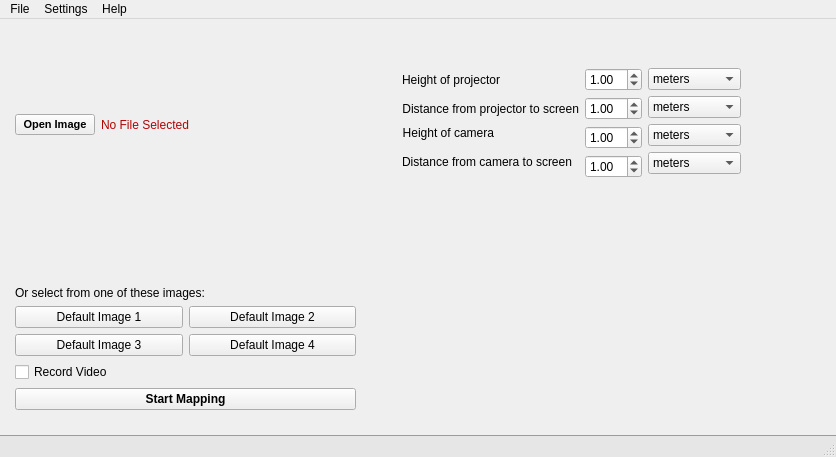
imlasky/LightMap, file mainwindow.ui: the form before one commit.
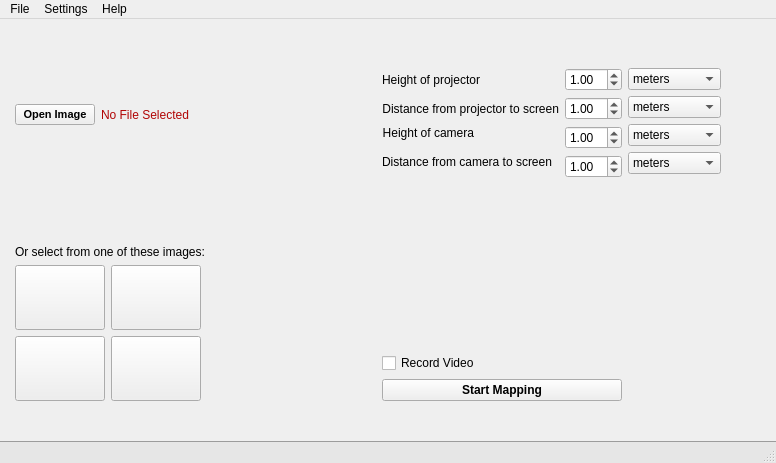
The form after the commit. Icons and pictures are not drawn.

Commit message:
Default Images Added
-Opens preferences window (no functionality though, but I decided it wasn't important since we already have default images and hard-coded hardware measurements to 1.00m)
-Windows can no longer be resized
-Updated product backlog to fully reflect my work
-Still need to make testing documentation
-Afterwards, I will be available to help out with other parts of this project
-Going to try to figure out how to make a folder on GitHub

The edit to the form file:
```diff
--- a/mainwindow.ui
+++ b/mainwindow.ui
@@ -6,8 +6,8 @@
    <rect>
     <x>0</x>
     <y>0</y>
-    <width>821</width>
-    <height>457</height>
+    <width>763</width>
+    <height>463</height>
    </rect>
   </property>
   <property name="windowTitle">
@@ -25,21 +25,8 @@
      <number>15</number>
     </property>
     <property name="bottomMargin">
-     <number>25</number>
+     <number>20</number>
     </property>
-    <item row="1" column="0">
-     <spacer name="horizontal_spacer_light_map">
-      <property name="orientation">
-       <enum>Qt::Horizontal</enum>
-      </property>
-      <property name="sizeHint" stdset="0">
-       <size>
-        <width>40</width>
-        <height>20</height>
-       </size>
-      </property>
-     </spacer>
-    </item>
     <item row="0" column="0">
      <layout class="QVBoxLayout" name="vertical_layout_top" stretch="0">
       <property name="spacing">
@@ -57,7 +44,7 @@
          <string/>
         </property>
         <property name="pixmap">
-         <pixmap>Images/LIGHTMAP.PNG</pixmap>
+         <pixmap>Images/LightMap.png</pixmap>
         </property>
         <property name="alignment">
          <set>Qt::AlignHCenter|Qt::AlignTop</set>
@@ -66,6 +53,19 @@
       </item>
      </layout>
     </item>
+    <item row="1" column="0">
+     <spacer name="horizontal_spacer_light_map">
+      <property name="orientation">
+       <enum>Qt::Horizontal</enum>
+      </property>
+      <property name="sizeHint" stdset="0">
+       <size>
+        <width>40</width>
+        <height>20</height>
+       </size>
+      </property>
+     </spacer>
+    </item>
     <item row="2" column="0">
      <layout class="QHBoxLayout" name="horizontal_layout_main_middle">
       <property name="sizeConstraint">
@@ -77,12 +77,18 @@
          <enum>QLayout::SetDefaultConstraint</enum>
         </property>
         <item>
-         <layout class="QHBoxLayout" name="horizontal_layout_left_top">
+         <layout class="QHBoxLayout" name="horizontal_layout_image">
           <property name="sizeConstraint">
            <enum>QLayout::SetDefaultConstraint</enum>
           </property>
           <item>
            <widget class="QPushButton" name="button_open_image">
+            <property name="sizePolicy">
+             <sizepolicy hsizetype="Fixed" vsizetype="Fixed">
+              <horstretch>0</horstretch>
+              <verstretch>0</verstretch>
+             </sizepolicy>
+            </property>
             <property name="font">
              <font>
               <family>MS Shell Dlg 2</family>
@@ -205,92 +211,232 @@
          </widget>
         </item>
         <item>
-         <layout class="QGridLayout" name="gridLayout_2">
+         <layout class="QGridLayout" name="grid_layout_default_images">
           <item row="3" column="0">
            <widget class="QPushButton" name="button_default_image3">
+            <property name="minimumSize">
+             <size>
+              <width>85</width>
+              <height>65</height>
+             </size>
+            </property>
+            <property name="maximumSize">
+             <size>
+              <width>90</width>
+              <height>65</height>
+             </size>
+            </property>
             <property name="statusTip">
              <string/>
             </property>
+            <property name="styleSheet">
+             <string notr="true">QPushButton {
+	background-image: url(&quot;Images/Smiley.jpg&quot;);
+}
+
+QPushButton:checked {
+	border-width: 3px;
+	border-style: solid;
+	border-color: #2E89F7;
+}</string>
+            </property>
             <property name="text">
-             <string>Default Image 3</string>
+             <string/>
+            </property>
+            <property name="checkable">
+             <bool>true</bool>
+            </property>
+            <property name="autoExclusive">
+             <bool>true</bool>
             </property>
            </widget>
           </item>
           <item row="3" column="1">
            <widget class="QPushButton" name="button_default_image4">
+            <property name="sizePolicy">
+             <sizepolicy hsizetype="Minimum" vsizetype="Fixed">
+              <horstretch>0</horstretch>
+              <verstretch>0</verstretch>
+             </sizepolicy>
+            </property>
+            <property name="minimumSize">
+             <size>
+              <width>85</width>
+              <height>65</height>
+             </size>
+            </property>
+            <property name="maximumSize">
+             <size>
+              <width>90</width>
+              <height>65</height>
+             </size>
+            </property>
             <property name="statusTip">
              <string/>
             </property>
+            <property name="styleSheet">
+             <string notr="true">QPushButton {
+	background-image: url(&quot;Images/Hollander.jpg&quot;);
+}
+
+QPushButton:checked {
+	border-width: 3px;
+	border-style: solid;
+	border-color: #2E89F7;
+}</string>
+            </property>
             <property name="text">
-             <string>Default Image 4</string>
+             <string/>
+            </property>
+            <property name="checkable">
+             <bool>true</bool>
+            </property>
+            <property name="autoExclusive">
+             <bool>true</bool>
             </property>
            </widget>
           </item>
           <item row="1" column="1">
            <widget class="QPushButton" name="button_default_image2">
+            <property name="minimumSize">
+             <size>
+              <width>90</width>
+              <height>65</height>
+             </size>
+            </property>
+            <property name="maximumSize">
+             <size>
+              <width>90</width>
+              <height>65</height>
+             </size>
+            </property>
             <property name="statusTip">
              <string/>
             </property>
+            <property name="styleSheet">
+             <string notr="true">QPushButton {
+	background-image: url(&quot;Images/Moon.jpg&quot;);
+}
+
+QPushButton:checked {
+	border-width: 3px;
+	border-style: solid;
+	border-color: #2E89F7;
+}</string>
+            </property>
             <property name="text">
-             <string>Default Image 2</string>
+             <string/>
+            </property>
+            <property name="checkable">
+             <bool>true</bool>
+            </property>
+            <property name="autoExclusive">
+             <bool>true</bool>
+            </property>
+            <property name="autoDefault">
+             <bool>false</bool>
+            </property>
+            <property name="default">
+             <bool>false</bool>
+            </property>
+            <property name="flat">
+             <bool>false</bool>
             </property>
            </widget>
           </item>
           <item row="1" column="0">
            <widget class="QPushButton" name="button_default_image1">
-            <property name="statusTip">
-             <string/>
+            <property name="sizePolicy">
+             <sizepolicy hsizetype="Maximum" vsizetype="Fixed">
+              <horstretch>0</horstretch>
+              <verstretch>0</verstretch>
+             </sizepolicy>
             </property>
-            <property name="text">
-             <string>Default Image 1</string>
+            <property name="minimumSize">
+             <size>
+              <width>90</width>
+              <height>65</height>
+             </size>
             </property>
-           </widget>
-          </item>
-         </layout>
-        </item>
-        <item>
-         <widget class="QCheckBox" name="check_box_record_video">
+            <property name="maximumSize">
+             <size>
+              <width>90</width>
+              <height>65</height>
+             </size>
+            </property>
           <property name="statusTip">
            <string/>
           </property>
+            <property name="styleSheet">
+             <string notr="true">QPushButton {
+	background-image: url(&quot;Images/Earth.jpg&quot;);
+}
+
+QPushButton:checked {
+	border-width: 3px;
+	border-style: solid;
+	border-color: #2E89F7;
+}</string>
+            </property>
           <property name="text">
-           <string>Record Video</string>
-          </property>
-         </widget>
-        </item>
-        <item>
-         <widget class="QPushButton" name="button_mapping">
-          <property name="font">
-           <font>
-            <weight>75</weight>
-            <bold>true</bold>
-           </font>
-          </property>
-          <property name="statusTip">
-           <string/>
-          </property>
-          <property name="text">
-           <string>Start Mapping</string>
-          </property>
-         </widget>
+             <string/>
+            </property>
+            <property name="checkable">
+             <bool>true</bool>
+            </property>
+            <property name="autoExclusive">
+             <bool>true</bool>
+            </property>
+            <property name="flat">
+             <bool>false</bool>
+            </property>
+           </widget>
+          </item>
+          <item row="1" column="2">
+           <spacer name="horizontal_spacer_top_grid">
+            <property name="orientation">
+             <enum>Qt::Horizontal</enum>
+            </property>
+            <property name="sizeHint" stdset="0">
+             <size>
+              <width>40</width>
+              <height>20</height>
+             </size>
+            </property>
+           </spacer>
+          </item>
+          <item row="3" column="2">
+           <spacer name="horizontal_spacer_bottom_grid">
+            <property name="orientation">
+             <enum>Qt::Horizontal</enum>
+            </property>
+            <property name="sizeHint" stdset="0">
+             <size>
+              <width>40</width>
+              <height>20</height>
+             </size>
+            </property>
+           </spacer>
         </item>
        </layout>
       </item>
       <item>
-       <spacer name="vertical_spacer_middle1">
+         <spacer name="horizontal_spacer_bottom_left">
         <property name="orientation">
-         <enum>Qt::Vertical</enum>
+           <enum>Qt::Horizontal</enum>
         </property>
         <property name="sizeHint" stdset="0">
          <size>
-          <width>20</width>
-          <height>40</height>
+            <width>40</width>
+            <height>20</height>
          </size>
         </property>
        </spacer>
       </item>
+       </layout>
+      </item>
       <item>
-       <spacer name="vertical_spacer_middle2">
+       <spacer name="vertical_spacer_middle_second">
         <property name="orientation">
          <enum>Qt::Vertical</enum>
         </property>
@@ -302,8 +448,17 @@
         </property>
        </spacer>
       </item>
+      <item>
+       <layout class="QVBoxLayout" name="verticalLayout_2">
+        <item>
+         <layout class="QHBoxLayout" name="horizontalLayout">
+          <item>
+           <layout class="QVBoxLayout" name="verticalLayout_3">
       <item>
        <layout class="QFormLayout" name="form_layout">
+              <property name="sizeConstraint">
+               <enum>QLayout::SetNoConstraint</enum>
+              </property>
         <item row="0" column="0">
          <widget class="QLabel" name="label_projector_height">
           <property name="statusTip">
@@ -393,9 +548,75 @@
        </layout>
       </item>
       <item>
+             <spacer name="horizontal_spacer_middle_right">
+              <property name="orientation">
+               <enum>Qt::Horizontal</enum>
+              </property>
+              <property name="sizeHint" stdset="0">
+               <size>
+                <width>40</width>
+                <height>20</height>
+               </size>
+              </property>
+             </spacer>
+            </item>
+            <item>
+             <widget class="QCheckBox" name="check_box_record_video">
+              <property name="statusTip">
+               <string/>
+              </property>
+              <property name="text">
+               <string>Record Video</string>
+              </property>
+             </widget>
+            </item>
+            <item>
+             <widget class="QPushButton" name="button_mapping">
+              <property name="sizePolicy">
+               <sizepolicy hsizetype="Minimum" vsizetype="Fixed">
+                <horstretch>0</horstretch>
+                <verstretch>0</verstretch>
+               </sizepolicy>
+              </property>
+              <property name="font">
+               <font>
+                <weight>75</weight>
+                <bold>true</bold>
+               </font>
+              </property>
+              <property name="statusTip">
+               <string/>
+              </property>
+              <property name="text">
+               <string>Start Mapping</string>
+              </property>
+             </widget>
+            </item>
+            <item>
+             <spacer name="horizontal_spacer_bottom_right">
+              <property name="orientation">
+               <enum>Qt::Horizontal</enum>
+              </property>
+              <property name="sizeHint" stdset="0">
+               <size>
+                <width>40</width>
+                <height>20</height>
+               </size>
+              </property>
+             </spacer>
+            </item>
+           </layout>
+          </item>
+          <item>
        <layout class="QVBoxLayout" name="vertical_layout_select_unit">
         <item>
          <widget class="QComboBox" name="combo_box_projector_height">
+              <property name="sizePolicy">
+               <sizepolicy hsizetype="Fixed" vsizetype="Fixed">
+                <horstretch>0</horstretch>
+                <verstretch>0</verstretch>
+               </sizepolicy>
+              </property>
           <property name="statusTip">
            <string/>
           </property>
@@ -428,6 +649,12 @@
         </item>
         <item>
          <widget class="QComboBox" name="combo_box_projector_to_screen">
+              <property name="sizePolicy">
+               <sizepolicy hsizetype="Fixed" vsizetype="Fixed">
+                <horstretch>0</horstretch>
+                <verstretch>0</verstretch>
+               </sizepolicy>
+              </property>
           <property name="statusTip">
            <string/>
           </property>
@@ -460,6 +687,12 @@
         </item>
         <item>
          <widget class="QComboBox" name="combo_box_camera_height">
+              <property name="sizePolicy">
+               <sizepolicy hsizetype="Fixed" vsizetype="Fixed">
+                <horstretch>0</horstretch>
+                <verstretch>0</verstretch>
+               </sizepolicy>
+              </property>
           <property name="statusTip">
            <string/>
           </property>
@@ -492,6 +725,12 @@
         </item>
         <item>
          <widget class="QComboBox" name="combo_box_camera_to_screen">
+              <property name="sizePolicy">
+               <sizepolicy hsizetype="Fixed" vsizetype="Fixed">
+                <horstretch>0</horstretch>
+                <verstretch>0</verstretch>
+               </sizepolicy>
+              </property>
           <property name="statusTip">
            <string/>
           </property>
@@ -538,9 +777,9 @@
        </layout>
       </item>
       <item>
-       <layout class="QHBoxLayout" name="horizontalLayout">
+           <layout class="QHBoxLayout" name="horizontal_layout_main_right">
         <item>
-         <spacer name="verticalSpacer">
+             <spacer name="vertical_spacer_main_right_first">
           <property name="orientation">
            <enum>Qt::Vertical</enum>
           </property>
@@ -553,7 +792,7 @@
          </spacer>
         </item>
         <item>
-         <spacer name="verticalSpacer_7">
+             <spacer name="vertical_spacer_main_right_second">
           <property name="orientation">
            <enum>Qt::Vertical</enum>
           </property>
@@ -565,31 +804,9 @@
           </property>
          </spacer>
         </item>
-        <item>
-         <spacer name="verticalSpacer_3">
-          <property name="orientation">
-           <enum>Qt::Vertical</enum>
-          </property>
-          <property name="sizeHint" stdset="0">
-           <size>
-            <width>20</width>
-            <height>40</height>
-           </size>
-          </property>
-         </spacer>
-        </item>
-        <item>
-         <spacer name="verticalSpacer_2">
-          <property name="orientation">
-           <enum>Qt::Vertical</enum>
-          </property>
-          <property name="sizeHint" stdset="0">
-           <size>
-            <width>20</width>
-            <height>40</height>
-           </size>
-          </property>
-         </spacer>
+           </layout>
+          </item>
+         </layout>
         </item>
        </layout>
       </item>
@@ -602,7 +819,7 @@
     <rect>
      <x>0</x>
      <y>0</y>
-     <width>821</width>
+     <width>763</width>
      <height>21</height>
     </rect>
    </property>
@@ -760,10 +977,9 @@
     </palette>
    </property>
    <property name="styleSheet">
-    <string notr="true">QStatusBar
-{
+    <string notr="true">QStatusBar {
 	background: #e6e6e6;
-    border-top: 1px outset #686868;
+	border-top: 1px outset #686868;
 }</string>
    </property>
   </widget>
```
Left out of the diff: 2 changed lines with no effect on the pictures. Lines whose indentation alone changed are shown as unchanged. The commit also changes 2 other files.
